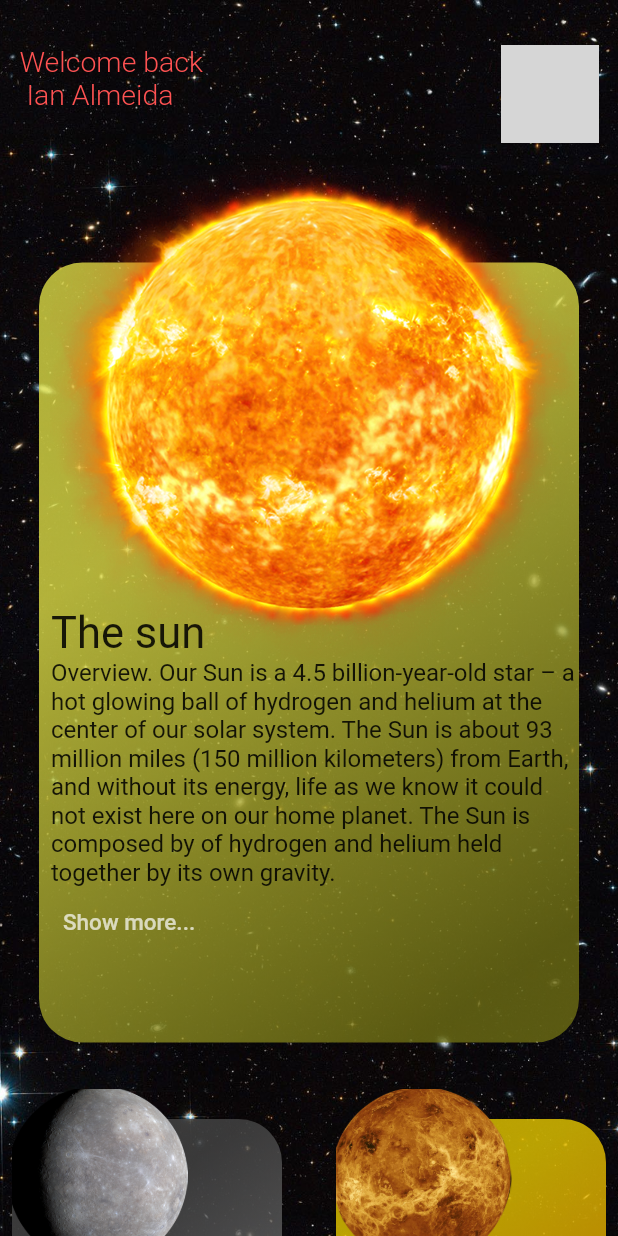
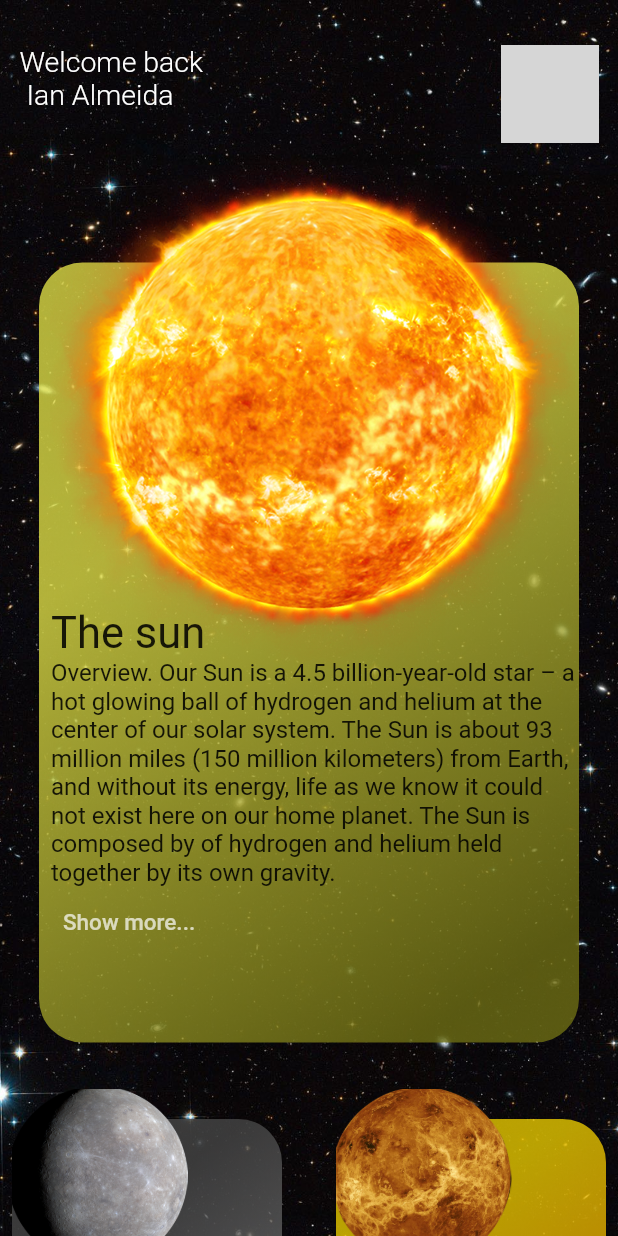
Before and after one commit to Ian-Alemida/planet_sky, a Flutter app: the home screen opened by its route, on a phone screen of 412 x 824 dp. Run offline on Flutter 3.47's test engine with Material 2 defaults, Android fonts, the phone set to English and light mode, and no system bars; grey boxes are pictures that could not be loaded.

Commit message:
voltando para versão padrão

```diff
--- a/lib/components/welcome.dart
+++ b/lib/components/welcome.dart
@@ -19,7 +19,7 @@ class welcome extends StatelessWidget {
                 'Welcome back \n Ian Almeida',
                 style: TextStyle(
                     fontSize: 19,
-                    color: Colors.redAccent,
+                    color: Colors.white,
                     fontWeight: FontWeight.w300),
               )
             ],
```
